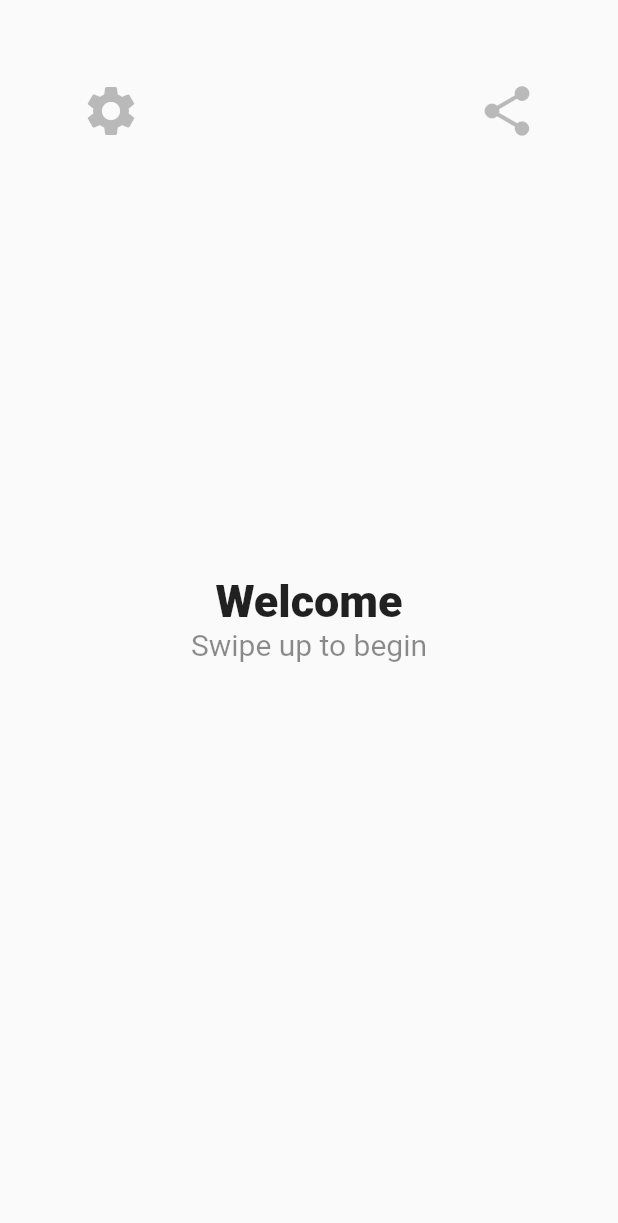
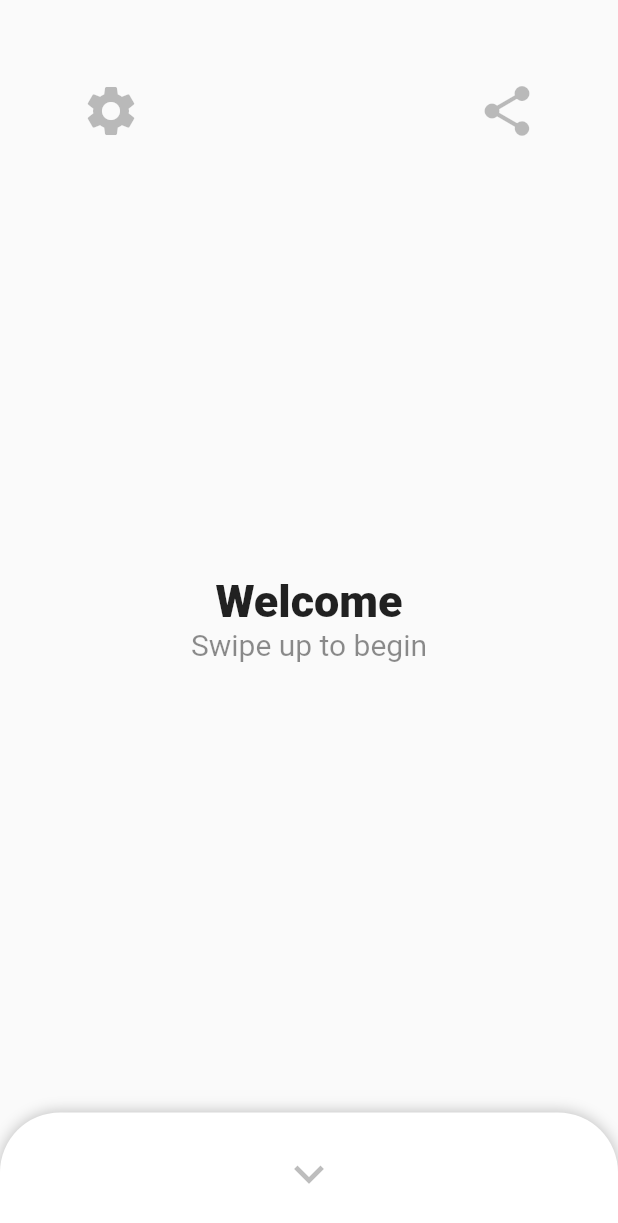
Before and after one commit to mattdbarnett/flutter-synonym-finder-app, a Flutter app: the screen it shows after launch, on a phone screen of 412 x 824 dp. Shown: the top 1223 px of the screen. Run offline on Flutter 3.47's test engine with Material 2 defaults, Android fonts, the phone set to English and light mode, and no system bars; drawn by our look-alikes of sliding_up_panel.

Commit message:
Added sliding up panel to main menu

```diff
--- a/lib/main.dart
+++ b/lib/main.dart
@@ -1,4 +1,5 @@
 import 'package:flutter/material.dart';
+import 'package:sliding_up_panel/sliding_up_panel.dart';
 
 void main() {
   runApp(const MyApp());
@@ -13,15 +14,6 @@ class MyApp extends StatelessWidget {
     return MaterialApp(
       title: 'Flutter Demo',
       theme: ThemeData(
-        // This is the theme of your application.
-        //
-        // Try running your application with "flutter run". You'll see the
-        // application has a blue toolbar. Then, without quitting the app, try
-        // changing the primarySwatch below to Colors.green and then invoke
-        // "hot reload" (press "r" in the console where you ran "flutter run",
-        // or simply save your changes to "hot reload" in a Flutter IDE).
-        // Notice that the counter didn't reset back to zero; the application
-        // is not restarted.
         primarySwatch: Colors.blue,
       ),
       home: const MyHomePage(title: 'Flutter Demo Home Page'),
@@ -31,16 +23,6 @@ class MyApp extends StatelessWidget {
 
 class MyHomePage extends StatefulWidget {
   const MyHomePage({Key? key, required this.title}) : super(key: key);
-
-  // This widget is the home page of your application. It is stateful, meaning
-  // that it has a State object (defined below) that contains fields that affect
-  // how it looks.
-
-  // This class is the configuration for the state. It holds the values (in this
-  // case the title) provided by the parent (in this case the App widget) and
-  // used by the build method of the State. Fields in a Widget subclass are
-  // always marked "final".
-
   final String title;
 
   @override
@@ -48,22 +30,31 @@ class MyHomePage extends StatefulWidget {
 }
 
 class _MyHomePageState extends State<MyHomePage> {
-  int _counter = 0;
-
-  void _incrementCounter() {
-    setState(() {
-      // This call to setState tells the Flutter framework that something has
-      // changed in this State, which causes it to rerun the build method below
-      // so that the display can reflect the updated values. If we changed
-      // _counter without calling setState(), then the build method would not be
-      // called again, and so nothing would appear to happen.
-      _counter++;
-    });
-  }
 
   @override
   Widget build(BuildContext context) {
+    final _panelHeightOpen = MediaQuery.of(context).size.height * .80;
+    final _panelHeightClosed = MediaQuery.of(context).size.height * .10;
     return Scaffold(
+      body: SlidingUpPanel(
+        maxHeight: _panelHeightOpen,
+        minHeight: _panelHeightClosed,
+
+        borderRadius: const BorderRadius.only(
+          topLeft: Radius.circular(40.0),
+          topRight: Radius.circular(40.0),
+        ),
+
+        panel: const Center(
+          child: Text("Test"),
+        ),
+
+        collapsed: const Icon(
+          Icons.keyboard_arrow_down,
+          size: 40,
+          color: Colors.black26,
+        ),
+
         body: Stack(
           children: [
             Row(
@@ -134,8 +125,9 @@ class _MyHomePageState extends State<MyHomePage> {
                   ),
                 ],
               )
+            ),
+          ],
         )
-        ],
       ),
     );
   }
--- a/pubspec.yaml
+++ b/pubspec.yaml
@@ -34,6 +34,7 @@ dependencies:
   # The following adds the Cupertino Icons font to your application.
   # Use with the CupertinoIcons class for iOS style icons.
   cupertino_icons: ^1.0.2
+  sliding_up_panel: ^2.0.0+1
 
 dev_dependencies:
   flutter_test:
```
Lines whose indentation alone changed are shown as unchanged.
